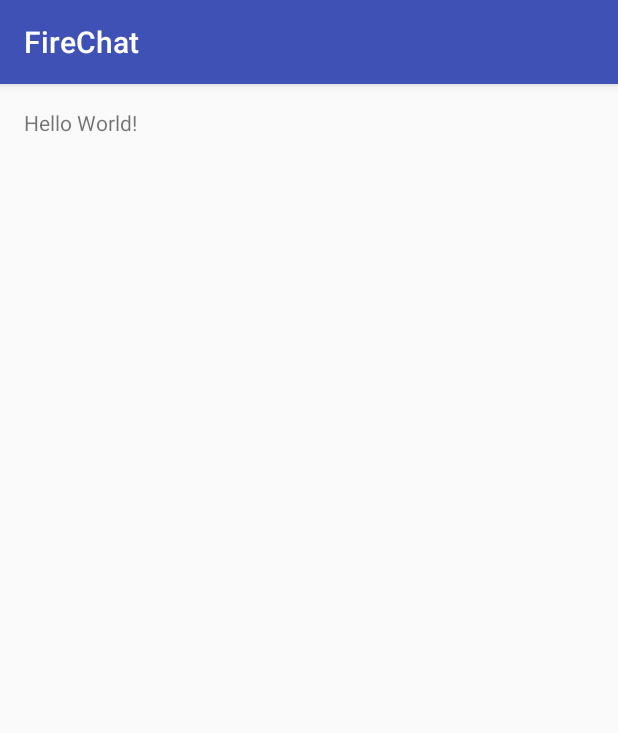
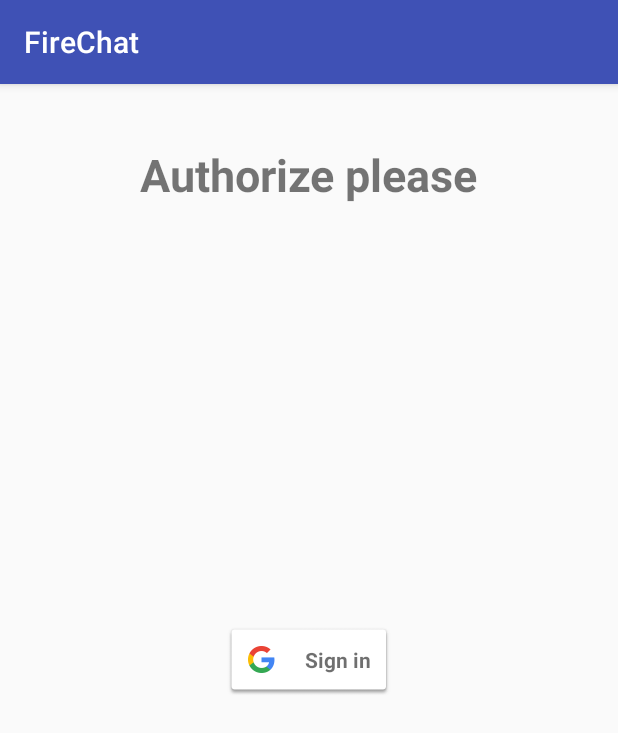
Before and after one commit to vmpay/fire-chat, an Android app: the screen it shows after launch (AuthActivity), on a phone screen of 412 x 824 dp. Shown: the top 733 px of the screen. Run offline under Robolectric (Android 15) with nearby library versions, the phone set to English and light mode, and no system bars; our stand-ins replace CircleImageView, Firebase (no records; nobody signed in at launch, a user with empty details on screens opened directly).

```diff
--- a/app/build.gradle
+++ b/app/build.gradle
@@ -30,6 +30,11 @@ dependencies {
     compile 'com.firebaseui:firebase-ui-database:0.4.0'
     compile 'de.hdodenhof:circleimageview:1.3.0'
     compile 'com.github.bumptech.glide:glide:3.6.1'
+    compile 'com.google.firebase:firebase-auth:9.0.0'
+    compile 'com.google.android.gms:play-services-auth:9.0.0'
+    compile 'com.google.firebase:firebase-messaging:9.0.0'
+    compile 'com.google.firebase:firebase-config:9.0.0'
+    compile 'com.google.android.gms:play-services-appindexing:9.0.0'
 }
 
 apply plugin: 'com.google.gms.google-services'
--- a/app/src/main/java/vmpay/com/firechat/AuthActivity.java
+++ b/app/src/main/java/vmpay/com/firechat/AuthActivity.java
@@ -1,5 +1,7 @@
 package vmpay.com.firechat;
 
+import android.content.Intent;
+import android.support.annotation.NonNull;
 import android.support.v4.content.ContextCompat;
 import android.support.v7.app.AppCompatActivity;
 import android.os.Bundle;
@@ -8,96 +10,109 @@ import android.support.v7.widget.RecyclerView;
 import android.view.View;
 import android.widget.ProgressBar;
 import android.widget.TextView;
+import android.widget.Toast;
 
 import com.bumptech.glide.Glide;
+import com.google.android.gms.auth.api.Auth;
+import com.google.android.gms.auth.api.signin.GoogleSignInAccount;
+import com.google.android.gms.auth.api.signin.GoogleSignInOptions;
+import com.google.android.gms.auth.api.signin.GoogleSignInResult;
+import com.google.android.gms.common.ConnectionResult;
+import com.google.android.gms.common.SignInButton;
+import com.google.android.gms.common.api.GoogleApiClient;
+import com.google.android.gms.tasks.OnCompleteListener;
+import com.google.android.gms.tasks.Task;
+import com.google.firebase.auth.AuthCredential;
+import com.google.firebase.auth.AuthResult;
+import com.google.firebase.auth.FirebaseAuth;
+import com.google.firebase.auth.GoogleAuthProvider;
 import com.google.firebase.database.DatabaseReference;
 import com.google.firebase.database.FirebaseDatabase;
 
 import de.hdodenhof.circleimageview.CircleImageView;
 
-public class AuthActivity extends AppCompatActivity
+public class AuthActivity extends AppCompatActivity implements  GoogleApiClient.OnConnectionFailedListener, View.OnClickListener
 {
 
-//	@Override
-//	protected void onCreate(Bundle savedInstanceState)
-//	{
-//		super.onCreate(savedInstanceState);
-//		setContentView(R.layout.activity_auth);
-//	}
-	private DatabaseReference mSimpleFirechatDatabaseReference;
-	private FirebaseRecyclerAdapter<ChatMessage, FirechatMsgViewHolder>
-			mFirebaseAdapter;
-	private RecyclerView mMessageRecyclerView;
-	private LinearLayoutManager mLinearLayoutManager;
-	private ProgressBar mProgressBar;
+	private static final int RC_SIGN_IN = 9001;
+	private SignInButton mAuthButton;
+	private FirebaseAuth mFirebaseAuth;
+	private GoogleApiClient mGoogleApiClient;
 
-	public static class FirechatMsgViewHolder extends RecyclerView.ViewHolder {
-		public TextView msgTextView;
-		public TextView userTextView;
-		public CircleImageView userImageView;
-
-		public FirechatMsgViewHolder(View v) {
-			super(v);
-			msgTextView = (TextView) itemView.findViewById(R.id.msgTextView);
-			userTextView = (TextView) itemView.findViewById(R.id.userTextView);
-			userImageView = (CircleImageView) itemView.findViewById(R.id.userImageView);
-		}
-	}
+	// Firebase instance variables
 
 	@Override
 	protected void onCreate(Bundle savedInstanceState) {
 		super.onCreate(savedInstanceState);
 		setContentView(R.layout.activity_auth);
 
-		mProgressBar = (ProgressBar) findViewById(R.id.progressBar);
-		mMessageRecyclerView = (RecyclerView) findViewById(R.id.messageRecyclerView);
-		mLinearLayoutManager = new LinearLayoutManager(this);
-		mLinearLayoutManager.setStackFromEnd(true);
-		mMessageRecyclerView.setLayoutManager(mLinearLayoutManager);
+		mAuthButton = (SignInButton) findViewById(R.id.auth_button);
+		mAuthButton.setOnClickListener(this);
 
-		mSimpleFirechatDatabaseReference = FirebaseDatabase.getInstance().getReference();
-		mFirebaseAdapter = new FirebaseRecyclerAdapter<ChatMessage,
-				FirechatMsgViewHolder>(
-				ChatMessage.class,
-				R.layout.chat_message,
-				FirechatMsgViewHolder.class,
-				mSimpleFirechatDatabaseReference.child("messages")) {
+		mFirebaseAuth = FirebaseAuth.getInstance();
+
+		GoogleSignInOptions gso = new GoogleSignInOptions.Builder(GoogleSignInOptions.DEFAULT_SIGN_IN)
+				.requestIdToken("924027928305-ptc4gjfs1nnbjikcogmm3c9l5ctrhg6p.apps.googleusercontent.com")
+				.requestEmail()
+				.build();
+		mGoogleApiClient = new GoogleApiClient.Builder(this)
+				.enableAutoManage(this /* FragmentActivity */, this /* OnConnectionFailedListener */)
+				.addApi(Auth.GOOGLE_SIGN_IN_API, gso)
+				.build();
+
+	}
 
 	@Override
-			protected void populateViewHolder(FirechatMsgViewHolder viewHolder, ChatMessage friendlyMessage, int position) {
-				mProgressBar.setVisibility(ProgressBar.INVISIBLE);
-				viewHolder.msgTextView.setText(friendlyMessage.getText());
-				viewHolder.userTextView.setText(friendlyMessage.getName());
-				if (friendlyMessage.getPhotoUrl() == null) {
-					viewHolder.userImageView
-							.setImageDrawable(ContextCompat
-									.getDrawable(AuthActivity.this,
-											R.drawable.ic_account_circle_black_36dp));
-				} else {
-					Glide.with(AuthActivity.this)
-							.load(friendlyMessage.getPhotoUrl())
-							.into(viewHolder.userImageView);
+	public void onClick(View v) {
+		switch (v.getId()) {
+			case R.id.auth_button:
+				Authorize();
+				break;
 		}
 	}
-		};
 
-		mFirebaseAdapter.registerAdapterDataObserver(new RecyclerView.AdapterDataObserver() {
+	private void Authorize() {
+		Intent authorizeIntent = Auth.GoogleSignInApi.getSignInIntent(mGoogleApiClient);
+		startActivityForResult(authorizeIntent, RC_SIGN_IN);
+	}
+
 	@Override
-			public void onItemRangeInserted(int positionStart, int itemCount) {
-				super.onItemRangeInserted(positionStart, itemCount);
-				int chatMessageCount = mFirebaseAdapter.getItemCount();
-				int lastVisiblePosition =
-						mLinearLayoutManager.findLastCompletelyVisibleItemPosition();
-				if (lastVisiblePosition == -1 ||
-						(positionStart >= (chatMessageCount - 1) &&
-								lastVisiblePosition == (positionStart - 1))) {
-					mMessageRecyclerView.scrollToPosition(positionStart);
+	public void onActivityResult(int requestCode, int resultCode, Intent data) {
+		super.onActivityResult(requestCode, resultCode, data);
+
+		if (requestCode == RC_SIGN_IN) {
+			GoogleSignInResult result = Auth.GoogleSignInApi.getSignInResultFromIntent(data);
+			if (result.isSuccess()) {
+				GoogleSignInAccount account = result.getSignInAccount();
+				firebaseAuthWithGoogle(account);
+			} else {
+				// Google Sign In failed
+			}
+		}
+	}
+
+	private void firebaseAuthWithGoogle(GoogleSignInAccount acct) {
+		AuthCredential credential = GoogleAuthProvider.getCredential(acct.getIdToken(), null);
+		mFirebaseAuth.signInWithCredential(credential)
+				.addOnCompleteListener(this, new OnCompleteListener<AuthResult>() {
+					@Override
+					public void onComplete(@NonNull Task<AuthResult> task) {
+						// If sign in fails, display a message to the user. If sign in succeeds
+						// the auth state listener will be notified and logic to handle the
+						// signed in user can be handled in the listener.
+						if (!task.isSuccessful()) {
+							Toast.makeText(AuthActivity.this, "Authentication failed.",
+									Toast.LENGTH_SHORT).show();
+						} else {
+							startActivity(new Intent(AuthActivity.this, MainActivity.class));
+							finish();
 						}
 					}
 				});
-
-		mMessageRecyclerView.setLayoutManager(mLinearLayoutManager);
-		mMessageRecyclerView.setAdapter(mFirebaseAdapter);
 	}
 
+	@Override
+	public void onConnectionFailed(@NonNull ConnectionResult connectionResult) {
+		Toast.makeText(this, "Google Play Services error.", Toast.LENGTH_SHORT).show();
 	}
+}
--- a/app/src/main/res/layout/activity_auth.xml
+++ b/app/src/main/res/layout/activity_auth.xml
@@ -1,18 +1,26 @@
 <?xml version="1.0" encoding="utf-8"?>
-<RelativeLayout
-	android:id="@+id/activity_auth"
-	xmlns:android="http://schemas.android.com/apk/res/android"
-	xmlns:tools="http://schemas.android.com/tools"
-	android:layout_width="match_parent"
-	android:layout_height="match_parent"
-	android:paddingBottom="@dimen/activity_vertical_margin"
-	android:paddingLeft="@dimen/activity_horizontal_margin"
-	android:paddingRight="@dimen/activity_horizontal_margin"
-	android:paddingTop="@dimen/activity_vertical_margin"
-	tools:context="vmpay.com.firechat.AuthActivity">
+<FrameLayout xmlns:android="http://schemas.android.com/apk/res/android"
+			 android:id="@+id/sign_in_layout"
+			 android:layout_width="match_parent"
+			 android:layout_height="match_parent"
+			 android:gravity="center"
+			 android:orientation="vertical">
 
 	<TextView
 		android:layout_width="wrap_content"
 		android:layout_height="wrap_content"
-		android:text="Hello World!"/>
-</RelativeLayout>
+		android:textSize="30sp"
+		android:textStyle="bold"
+		android:layout_gravity="center_horizontal"
+		android:layout_marginTop="40dp"
+		android:text="Authorize please"/>
+
+	<com.google.android.gms.common.SignInButton
+		android:id="@+id/auth_button"
+		android:layout_width="wrap_content"
+		android:layout_height="wrap_content"
+		android:layout_centerInParent="true"
+		android:visibility="visible"
+		android:layout_gravity="center"/>
+
+</FrameLayout>
```
Also changed, not shown: app/src/main/AndroidManifest.xml (+17 -0 lines), app/src/main/java/vmpay/com/firechat/ChatMessage.java (added, +45 -0 lines), app/src/main/java/vmpay/com/firechat/InstanceIdService.java (added, +20 -0 lines), app/src/main/java/vmpay/com/firechat/MainActivity.java (added, +236 -0 lines), app/src/main/java/vmpay/com/firechat/MessagingService.java (added, +15 -0 lines), app/src/main/res/layout/activity_main.xml (added, +50 -0 lines), app/src/main/res/layout/chat_message.xml (added, +44 -0 lines), app/src/main/res/menu/main_menu.xml (added, +12 -0 lines), 1 other file. Lines whose indentation alone changed are shown as unchanged.
